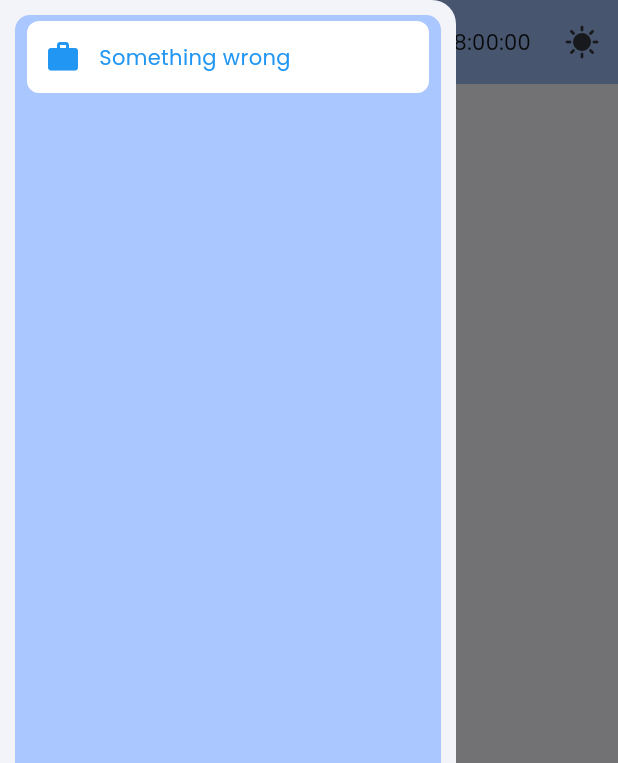
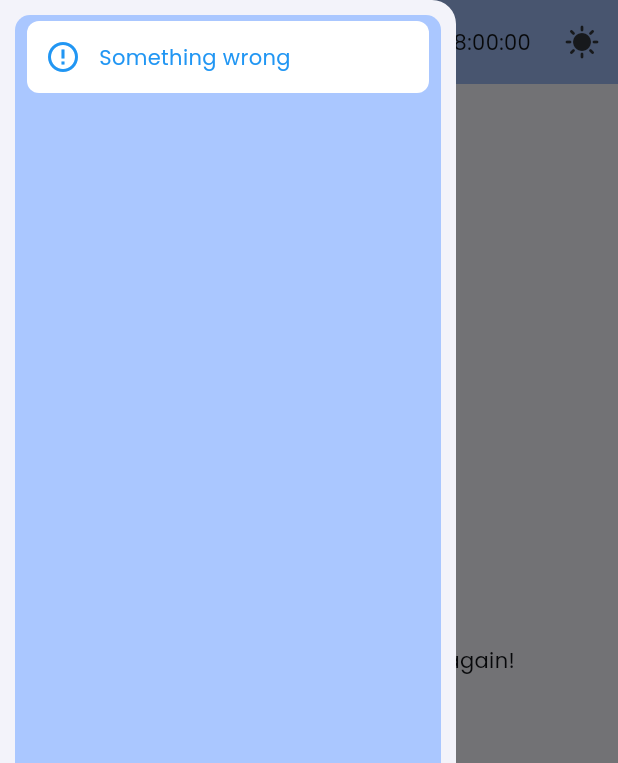
Before and after one commit to Ritesh-237/flutter_web_crm_practice, a Flutter app: the screen it shows after launch, with the side drawer open, on a phone screen of 412 x 824 dp. Shown: the top 763 px of the screen. Run offline on Flutter 3.47's test engine with Material 3 defaults, Android fonts, the phone set to English and light mode, and no system bars; our stand-ins replace flutter_easyloading, google_fonts, shared_preferences, syncfusion_flutter_datagrid; accounts and stored records are empty.

```diff
--- a/lib/homepage/home_page.dart
+++ b/lib/homepage/home_page.dart
@@ -44,8 +44,10 @@ class _MyHomePageState extends State<MyHomePage> {
             : [
               MenuItemModel(
                 title: "Something wrong",
-                icon: Icons.work,
-                page: const Text("Something wrong, Please Login again!"),
+                icon: Icons.error_outline,
+                page: Center(
+                  child: const Text("Something wrong, Please Login again!"),
+                ),
               ),
             ];
   }
--- a/lib/homepage/menu_config.dart
+++ b/lib/homepage/menu_config.dart
@@ -17,12 +17,12 @@ class MenuConfig {
     MenuItemModel(
       title: "Available Candidates",
       icon: Icons.work,
-      page: const Text("Candidates"),
+      page: AvailableCandidates(),
     ),
     MenuItemModel(
       title: "Working Candidate",
       icon: Icons.check_circle,
-      page: FinalCandidateScreen(),
+      page: WorkingCandidates(),
     ),
     MenuItemModel(
       title: "Customers",
@@ -32,7 +32,7 @@ class MenuConfig {
     MenuItemModel(
       title: "Dispute",
       icon: Icons.warning,
-      page: const Text("Dispute"),
+      page: FinalCandidateScreen(),
     ),
     MenuItemModel(title: "Tasks", icon: Icons.task, page: const Text("Tasks")),
   ];
```
Also changed, not shown: lib/drawer_widget/dashboard.dart (+4 -3 lines).
